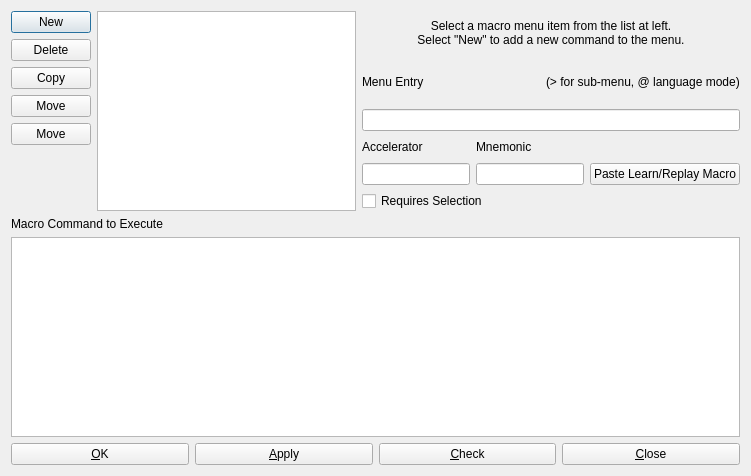
Above: source/ui/DialogWindowBackgroundMenu.ui from eteran/nedit-ng before the change. Below: the same form after it.
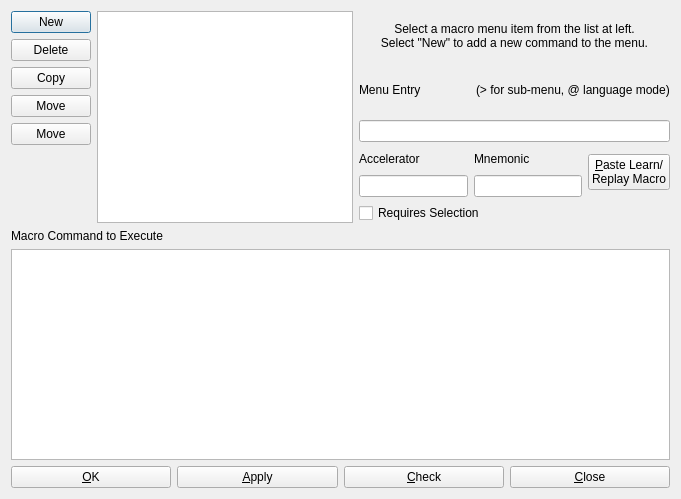
That is the form after the change. Icons and pictures are not drawn.

The edit to the form file:
```diff
--- a/source/ui/DialogWindowBackgroundMenu.ui
+++ b/source/ui/DialogWindowBackgroundMenu.ui
@@ -6,8 +6,8 @@
    <rect>
     <x>0</x>
     <y>0</y>
-    <width>751</width>
-    <height>476</height>
+    <width>681</width>
+    <height>499</height>
    </rect>
   </property>
   <property name="windowTitle">
@@ -163,19 +163,6 @@
            </property>
           </widget>
          </item>
-         <item row="0" column="2">
-          <spacer name="horizontalSpacer_2">
-           <property name="orientation">
-            <enum>Qt::Horizontal</enum>
-           </property>
-           <property name="sizeHint" stdset="0">
-            <size>
-             <width>108</width>
-             <height>20</height>
-            </size>
-           </property>
-          </spacer>
-         </item>
          <item row="1" column="0">
           <widget class="QLineEdit" name="editAccelerator"/>
          </item>
@@ -186,10 +173,11 @@
            </property>
           </widget>
          </item>
-         <item row="1" column="2">
+         <item row="0" column="2" rowspan="2">
           <widget class="QPushButton" name="buttonPasteLRMacro">
            <property name="text">
-            <string>Paste Learn/Replay Macro</string>
+            <string>&amp;Paste Learn/
+Replay Macro</string>
            </property>
           </widget>
          </item>
```
